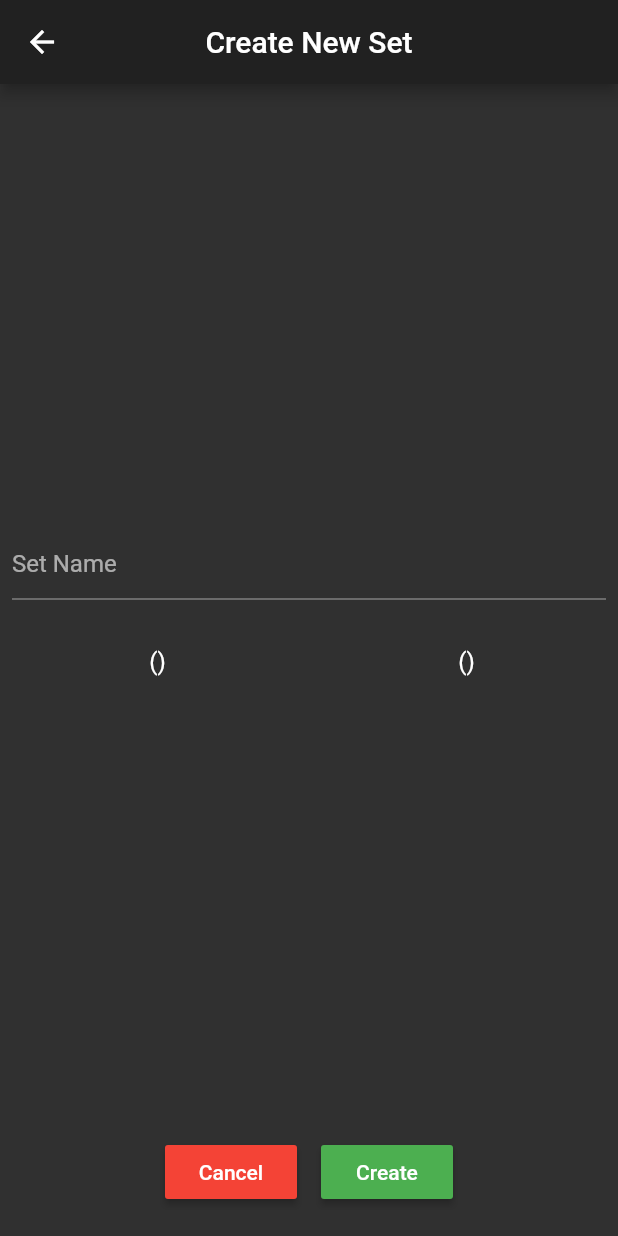
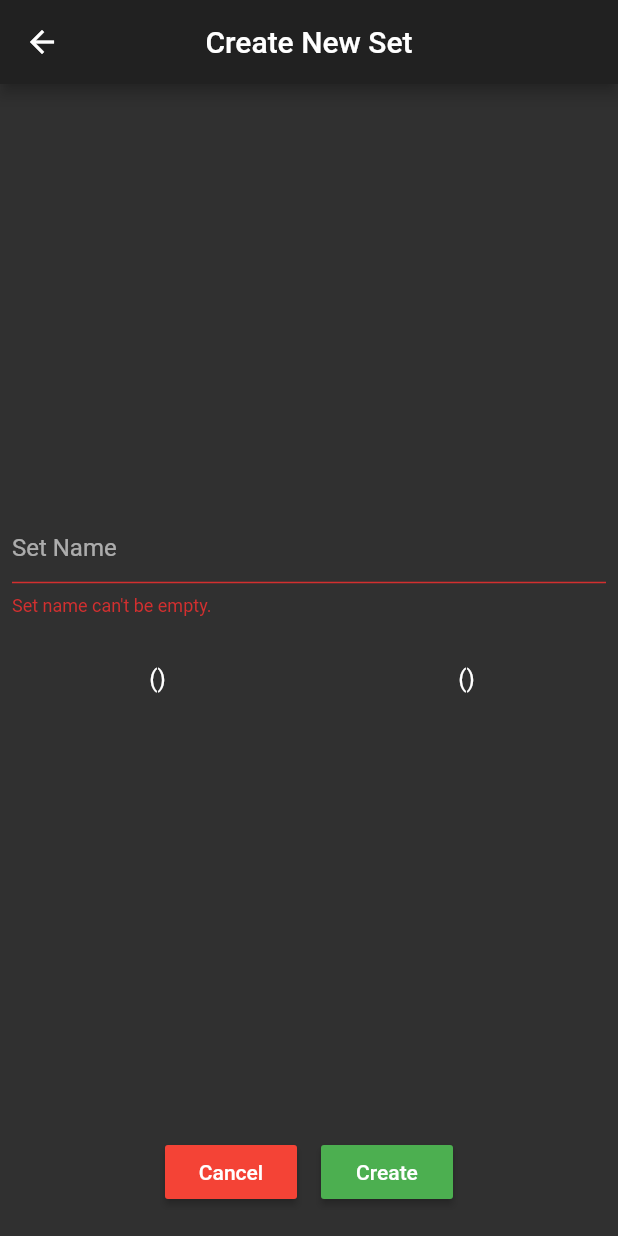
Before and after one commit to GenixPL/my-word, a Flutter app: the CreateSetPage screen opened directly, after a tap on "Create", on a phone screen of 412 x 824 dp. Run offline on Flutter 3.47's test engine with Material 2 defaults, Android fonts, the phone set to English and light mode, and no system bars; our stand-ins replace cloud_firestore, firebase_auth; missing offline and left inert: language_pickers; accounts and stored records are empty.

Commit message:
more changes

```diff
--- a/lib/pages/sets/create_set_page.dart
+++ b/lib/pages/sets/create_set_page.dart
@@ -2,6 +2,7 @@ import 'package:flutter/material.dart';
 import 'package:language_pickers/language.dart';
 import 'package:language_pickers/language_picker_dialog.dart';
 import 'package:language_pickers/utils/utils.dart';
+import 'package:my_word/services/auth_service.dart';
 
 
 class CreateSetPage extends StatefulWidget {
@@ -12,9 +13,11 @@ class CreateSetPage extends StatefulWidget {
 
 class _CreateSetPageState extends State<CreateSetPage> {
 
-	String _setName;
+	final _setNameController = TextEditingController();
 	Language _lang1 = LanguagePickerUtils.getLanguageByIsoCode('en');
 	Language _lang2 = LanguagePickerUtils.getLanguageByIsoCode('de');
+
+	bool _isNameValid = false;
 
 
 	@override
@@ -37,17 +40,16 @@ class _CreateSetPageState extends State<CreateSetPage> {
 
 								Padding(
 									padding: EdgeInsets.fromLTRB(8.0, 8.0, 8.0, 32.0),
-									child: TextFormField( //TODO: correct it
+									child: TextField(
 										style: TextStyle(
 											fontSize: 16.0,
 											fontWeight: FontWeight.w400,
 										),
+										controller: _setNameController,
 										decoration: InputDecoration(
 											hintText: 'Set Name',
+											errorText: _isNameValid ? null : 'Set name can\'t be empty.',
 										),
-										validator: (value) {
-											return value.isEmpty ? 'Set name can\'t be empty.' : null;
-										},
 									)
 								),
 
@@ -116,10 +118,34 @@ class _CreateSetPageState extends State<CreateSetPage> {
 
 								Padding(
 									padding: const EdgeInsets.all(8.0),
-									child: RaisedButton(
-										child: Text('Create'),
-										color: Colors.green,
-										onPressed: () {}
+									child: Builder(builder: (context) =>
+										RaisedButton(
+											child: Text('Create'), //TODO: make this ad cancel more visible
+											color: Colors.green,
+											onPressed: () {
+												setState(() {
+													//TODO: remove beginning and ending white spaces
+													//TODO: check if it has at least one char
+													_setNameController.text.isEmpty ? _isNameValid = false : _isNameValid = true;
+												});
+
+												if (_isNameValid) {
+													print('${_setNameController.text} + ${_lang1.isoCode.toUpperCase()} + ${_lang2.isoCode}');
+													AuthService.instance.user.addSet(_setNameController.text, _lang1.isoCode.toUpperCase(), _lang2.isoCode.toUpperCase())
+														.then((v) {
+														Navigator.of(context).pop();
+													})
+														.catchError((e) {
+														Scaffold.of(context).showSnackBar(
+															SnackBar(
+																content: Text('There was an error, try again. [${e.toString()}]'), //TODO: remove error info
+																behavior: SnackBarBehavior.floating,
+															)
+														);
+													});
+												}
+											}
+										)
 									),
 								),
 
```
